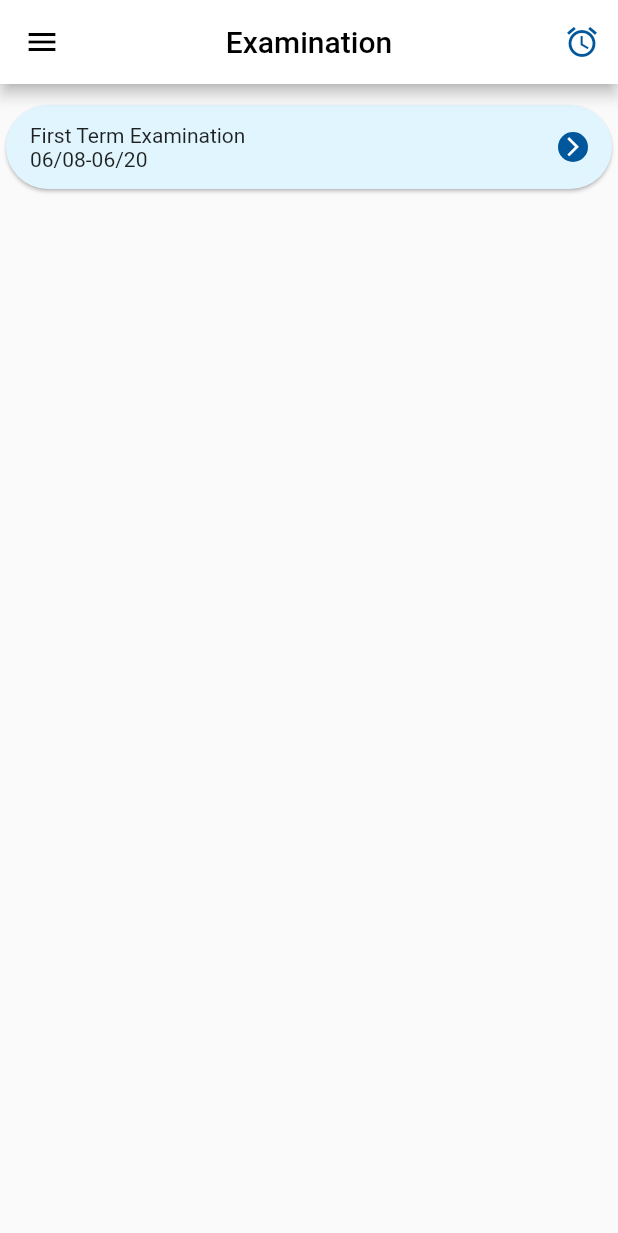
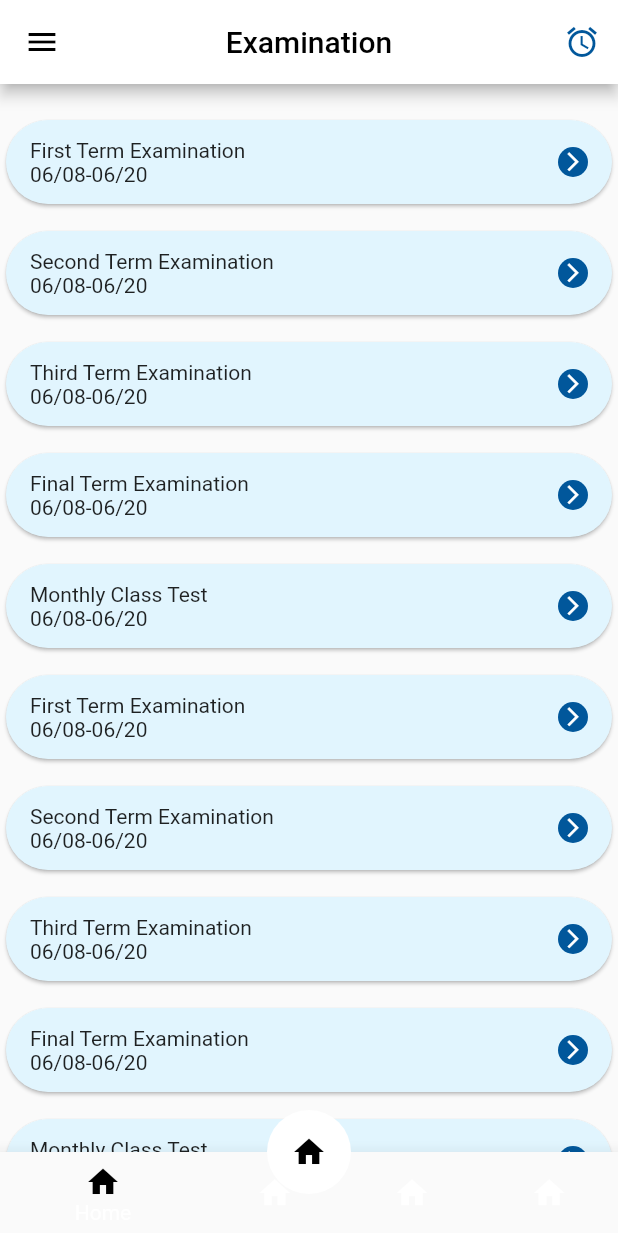
Before and after one commit to Jeevu/schoolmanagementapp, a Flutter app: the screen it shows after launch, on a phone screen of 412 x 824 dp. Shown: the top 1233 px of the screen. Run offline on Flutter 3.47's test engine with Material 2 defaults, Android fonts, the phone set to English and light mode, and no system bars.

Commit message:
examination page added

```diff
--- a/lib/examination_page.dart
+++ /dev/null
@@ -1,81 +0,0 @@
-import 'package:flutter/material.dart';
-
-class ExaminationPage extends StatefulWidget {
-  @override
-  _ExaminationPageState createState() => _ExaminationPageState();
-}
-
-class _ExaminationPageState extends State<ExaminationPage> {
-  @override
-  Widget build(BuildContext context) {
-    return Scaffold(
-      appBar: AppBar(
-        backgroundColor: Colors.white,
-        leading: IconButton(
-          onPressed: null,
-          icon: Icon(
-            Icons.menu,
-            color: Colors.black,
-          ),
-        ),
-        title: Text(
-          'Examination',
-          style: TextStyle(
-            color: Colors.black,
-          ),
-        ),
-        centerTitle: true,
-        actions: [
-          IconButton(
-            onPressed: null,
-            icon: Icon(
-              Icons.alarm,
-              color: Colors.lightBlue[900],
-            ),
-          )
-        ],
-      ),
-      body: ExaminationType(),
-    );
-  }
-}
-
-class ExaminationType extends StatefulWidget {
-  @override
-  _ExaminationTypeState createState() => _ExaminationTypeState();
-}
-
-class _ExaminationTypeState extends State<ExaminationType> {
-  @override
-  Widget build(BuildContext context) {
-    return Container(
-      padding: EdgeInsets.only(top:10),
-      child: Card(
-        color: Colors.lightBlue[50],
-        shape: RoundedRectangleBorder(borderRadius: BorderRadius.circular(30)),
-        child: ListTile(
-          leading: Column(
-            mainAxisAlignment: MainAxisAlignment.center,
-            crossAxisAlignment: CrossAxisAlignment.start,
-            children: [
-            Text('First Term Examination'),
-            Text('06/08-06/20'),
-          ]),
-          trailing: Container(
-            height: 20,
-            width: 20,
-            decoration: BoxDecoration(
-                shape: BoxShape.circle, color: Colors.lightBlue[900]),
-            child: Center(
-              child: Icon(
-                Icons.arrow_forward_ios,
-                color: Colors.white,
-                size: 15,
-              ),
-            ),
-          ),
-        ),
-      ),
-    );
-  }
-}
--- /dev/null
+++ b/lib/examinationpage/examination_page.dart
@@ -0,0 +1,82 @@
+import 'package:flutter/material.dart';
+import 'package:schoolmanagementapp/examinationpage/examinationcard.dart';
+
+class ExaminationPage extends StatelessWidget {
+  @override
+  Widget build(BuildContext context) {
+    return Scaffold(
+      appBar: AppBar(
+        backgroundColor: Colors.white,
+        leading: IconButton(
+          onPressed: null,
+          icon: Icon(
+            Icons.menu,
+            color: Colors.black,
+          ),
+        ),
+        title: Text(
+          'Examination',
+          style: TextStyle(
+            color: Colors.black,
+          ),
+        ),
+        centerTitle: true,
+        actions: [
+          IconButton(
+            onPressed: null,
+            icon: Icon(
+              Icons.alarm,
+              color: Colors.lightBlue[900],
+            ),
+          )
+        ],
+      ),
+      body: ExaminationType(),
+      bottomNavigationBar: BottomNavigationBar(
+        elevation: 10,
+        backgroundColor: Colors.white,
+        items: [
+          BottomNavigationBarItem(
+
+            icon: Icon(Icons.home,color: Colors.black,),
+           label: 'Home'
+          ),
+                    BottomNavigationBarItem(
+            icon: Icon(Icons.home),
+           label: 'Home'
+          ),
+                    BottomNavigationBarItem(
+            icon: Icon(Icons.home),
+           label: 'Home'
+          ),
+                    BottomNavigationBarItem(
+            icon: Icon(Icons.home),
+           label: 'Home'
+          ),
+        ],
+      ),
+      floatingActionButton: FloatingActionButton(onPressed: null,
+      child: Icon(Icons.home,color: Colors.black,),
+      elevation: 0.0,
+      backgroundColor: Colors.white,
+      ),
+      floatingActionButtonLocation: FloatingActionButtonLocation.miniCenterDocked,
+    );
+  }
+}
+
+class ExaminationType extends StatefulWidget {
+  @override
+  _ExaminationTypeState createState() => _ExaminationTypeState();
+}
+
+class _ExaminationTypeState extends State<ExaminationType> {
+  @override
+  Widget build(BuildContext context) {
+    return Container(
+        padding: EdgeInsets.only(top: 10),
+        child: SingleChildScrollView(
+          child: ExaminationCard(),
+        ));
+  }
+}
--- /dev/null
+++ b/lib/examinationpage/examinationcard.dart
@@ -0,0 +1,110 @@
+import 'package:flutter/material.dart';
+
+class ExaminationCard extends StatefulWidget {
+  @override
+  _ExaminationCardState createState() => _ExaminationCardState();
+}
+
+class _ExaminationCardState extends State<ExaminationCard> {
+  @override
+  Widget build(BuildContext context) {
+    var items = List<Widget>();
+    var carditems = [
+      [
+        "First Term Examination",
+        "06/08-06/20",
+      ],
+      [
+        "Second Term Examination",
+        "06/08-06/20",
+      ],
+      [
+        "Third Term Examination",
+        "06/08-06/20",
+      ],
+            [
+        "Final Term Examination",
+        "06/08-06/20",
+      ],
+            [
+        "Monthly Class Test",
+        "06/08-06/20",
+      ],
+            [
+        "First Term Examination",
+        "06/08-06/20",
+      ],
+      [
+        "Second Term Examination",
+        "06/08-06/20",
+      ],
+      [
+        "Third Term Examination",
+        "06/08-06/20",
+      ],
+            [
+        "Final Term Examination",
+        "06/08-06/20",
+      ],
+            [
+        "Monthly Class Test",
+        "06/08-06/20",
+      ],
+    ];
+    for (var item in carditems) {
+      items.add(
+        ExaminationCardWidget(
+          type: item,
+        ),
+      );
+    }
+    return Column(
+      children: items,
+    );
+  }
+}
+
+class ExaminationCardWidget extends StatefulWidget {
+  final List type;
+
+  const ExaminationCardWidget({Key key, this.type}) : super(key: key);
+  @override
+  _ExaminationCardWidgetState createState() => _ExaminationCardWidgetState();
+}
+
+class _ExaminationCardWidgetState extends State<ExaminationCardWidget> {
+  @override
+  Widget build(BuildContext context) {
+    return Container(
+      padding: EdgeInsets.only(top: 10),
+      child: Card(
+        color: Colors.lightBlue[50],
+        shape: RoundedRectangleBorder(
+          borderRadius: BorderRadius.circular(30),
+        ),
+        child: ListTile(
+          leading: Column(
+              mainAxisAlignment: MainAxisAlignment.center,
+              crossAxisAlignment: CrossAxisAlignment.start,
+              children: [
+                Text(widget.type[0]),
+                Text(widget.type[1]),
+              ]),
+          trailing: Container(
+            height: 20,
+            width: 20,
+            decoration: BoxDecoration(
+                shape: BoxShape.circle, color: Colors.lightBlue[900]),
+            child: Center(
+              child: Icon(
+                Icons.arrow_forward_ios,
+                color: Colors.white,
+                size: 15,
+              ),
+            ),
+          ),
+        ),
+      ),
+    );
+  }
+}
--- a/lib/main.dart
+++ b/lib/main.dart
@@ -1,6 +1,5 @@
 import 'package:flutter/material.dart';
-import 'package:schoolmanagementapp/examination_page.dart';
-import 'package:schoolmanagementapp/login_page.dart';
+import 'package:schoolmanagementapp/examinationpage/examination_page.dart';
 void main() {
   runApp(MyApp());
 }
```
